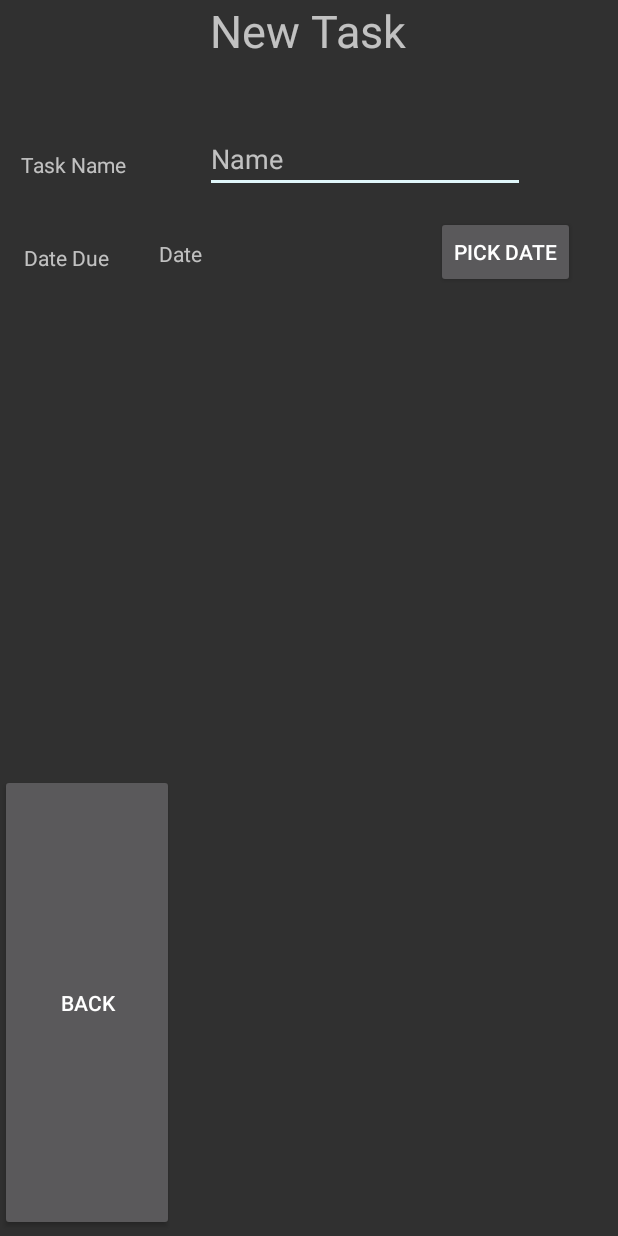
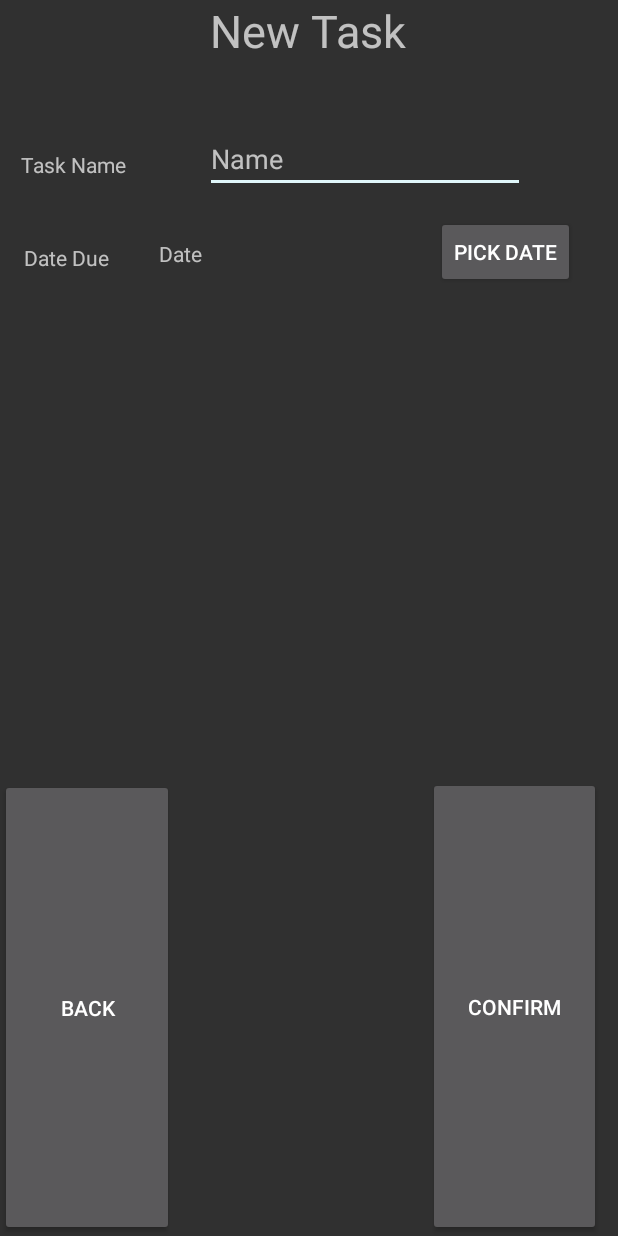
Before and after one commit to MyNameIsMatt98/timetable-App, an Android app: the NewTask screen opened directly, with no data from a screen before it, on a phone screen of 412 x 824 dp. Run offline under Robolectric (Android 15) with nearby library versions, the phone set to English and light mode, and no system bars.

Commit message:
db added

```diff
--- a/app/src/main/java/com/example/user/timetabledemo/MainActivity.java
+++ b/app/src/main/java/com/example/user/timetabledemo/MainActivity.java
@@ -13,13 +13,15 @@ import android.widget.ImageView;
 import android.widget.ListView;
 import android.widget.TextView;
 import android.support.v7.widget.Toolbar;
-
+import android.arch.persistence.room.Room;
+import java.util.ArrayList;
 import java.util.List;
 
 public class MainActivity extends AppCompatActivity {
-
+//https://medium.freecodecamp.org/room-sqlite-beginner-tutorial-2e725e47bfab
     private Toolbar toolbar;
     private ListView listView;
+
     @Override
     protected void onCreate(Bundle savedInstanceState) {
         super.onCreate(savedInstanceState);
--- a/app/src/main/java/com/example/user/timetabledemo/NewTask.java
+++ b/app/src/main/java/com/example/user/timetabledemo/NewTask.java
@@ -14,17 +14,23 @@ import android.widget.Button;
 import android.widget.DatePicker;
 import android.widget.TextView;
 
+import java.util.ArrayList;
+
 public class NewTask extends AppCompatActivity {
     public int Date;
     private TextView theDate;
+    private TextView theTitle;
     private Button button;
+    private Button confButton;
 
     @Override
     protected void onCreate(Bundle savedInstanceState) {
         super.onCreate(savedInstanceState);
         setContentView(R.layout.activity_new_task);
         theDate = (TextView) findViewById(R.id.dateField);
+        theTitle = (TextView) findViewById(R.id.editText);
         butTest();
+        ArrayList<Tasks> tasksAr = new ArrayList<Tasks>();
         //Intent incomingIntent = getIntent();
         //String date = incomingIntent.getStringExtra("DateResult");
         //theDate.setText(date);
@@ -48,5 +54,18 @@ public class NewTask extends AppCompatActivity {
     public void setDateView(String d){
         theDate.setText(d);
     }
+    public void butConfirm(){
+        confButton = (Button)findViewById(R.id.confirmButton);
+        confButton.setOnClickListener(new View.OnClickListener() {
+            @Override
+            public void onClick(View v) {
+                String date = (String)theDate.getText();
+                String title = (String)theTitle.getText();
+                Tasks temp = new Tasks(title,date);
+            }
+        });
+
+
+    }
 
 }
--- a/app/src/main/res/layout/activity_new_task.xml
+++ b/app/src/main/res/layout/activity_new_task.xml
@@ -22,6 +22,20 @@
             />
 
         <Button
+            android:id="@+id/confirmButton"
+            android:layout_width="wrap_content"
+            android:layout_height="wrap_content"
+            android:layout_alignParentStart="true"
+            android:layout_alignParentTop="true"
+            android:layout_alignParentEnd="true"
+            android:layout_alignParentBottom="true"
+            android:layout_marginStart="285dp"
+            android:layout_marginTop="518dp"
+            android:layout_marginEnd="11dp"
+            android:layout_marginBottom="0dp"
+            android:text="Confirm" />
+
+        <Button
             android:id="@+id/button"
             android:layout_width="wrap_content"
             android:layout_height="wrap_content"
@@ -30,9 +44,9 @@
             android:layout_alignParentEnd="true"
             android:layout_alignParentBottom="true"
             android:layout_marginStart="0dp"
-            android:layout_marginTop="516dp"
+            android:layout_marginTop="519dp"
             android:layout_marginEnd="296dp"
-            android:layout_marginBottom="3dp"
+            android:layout_marginBottom="0dp"
             android:text="BACK" />
 
         <TextView
```
Also changed, not shown: app/build.gradle (+7 -0 lines), app/src/main/java/com/example/user/timetabledemo/Dao.java (added, +10 -0 lines), app/src/main/java/com/example/user/timetabledemo/Database.java (added, +11 -0 lines), app/src/main/java/com/example/user/timetabledemo/Tasks.java (added, +70 -0 lines).
